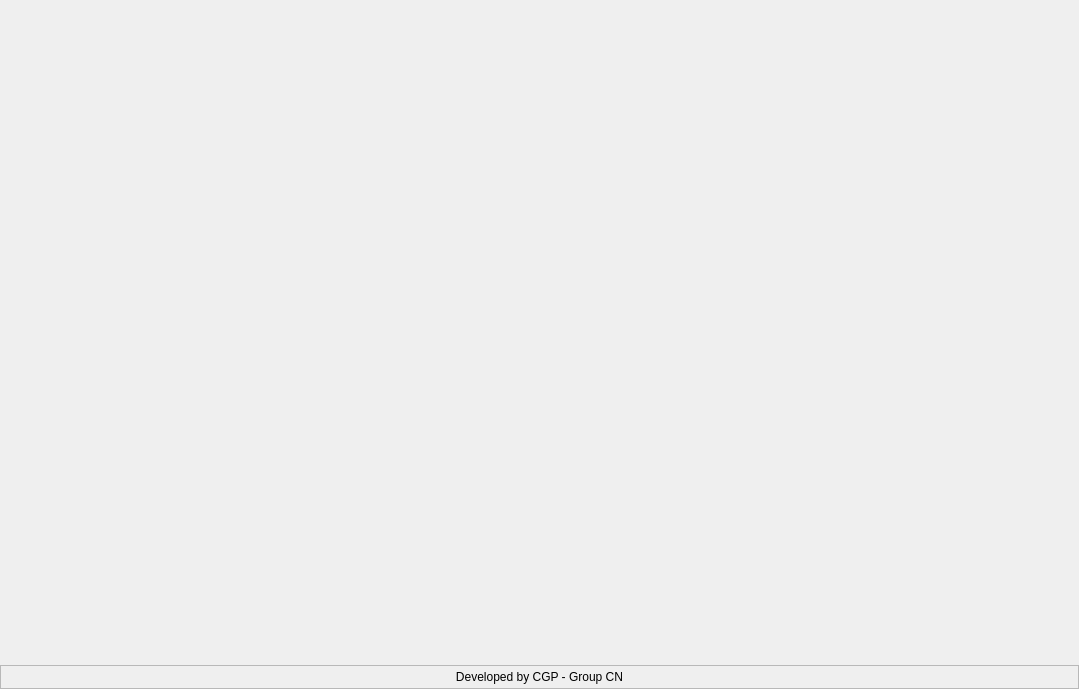
Before: the Qt Designer form config/ux.ui in upekshaip/medical-project-app, drawn with Qt 5.
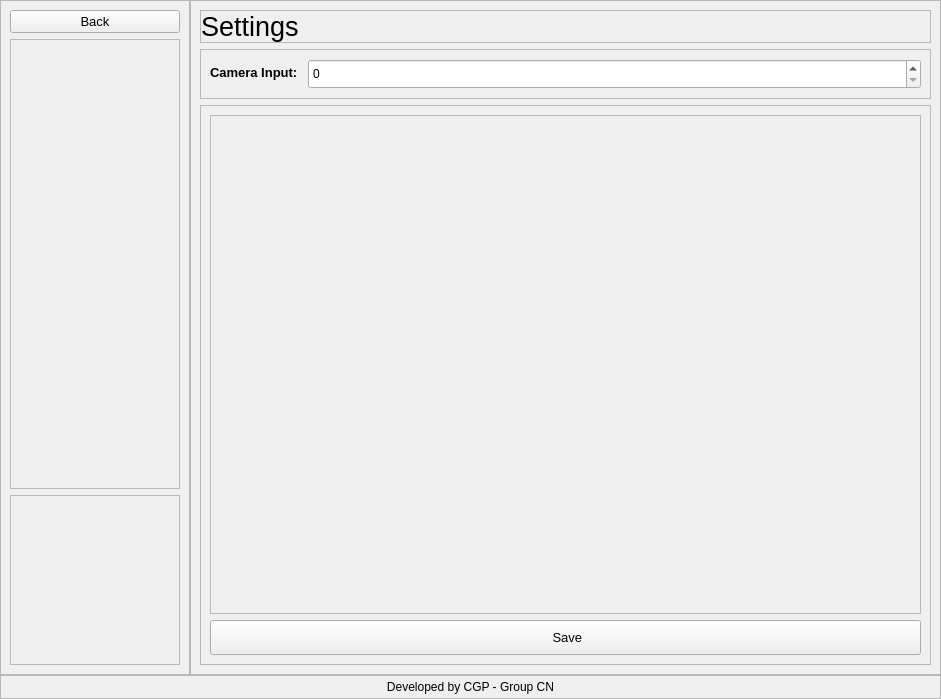
After: the same form once the commit is applied. The open tabs and pages were chosen to show the change. Icons and pictures are not drawn.

```diff
--- a/config/ux.ui
+++ b/config/ux.ui
@@ -6,8 +6,8 @@
    <rect>
     <x>0</x>
     <y>0</y>
-    <width>1079</width>
-    <height>675</height>
+    <width>941</width>
+    <height>699</height>
    </rect>
   </property>
   <property name="windowTitle">
@@ -52,7 +52,7 @@
 background-color: white;
 }
 
-#side_menu {
+#side_menu, #side_menu_settings {
 background-color: #e3cfff;
 }
 #login_frame {
@@ -116,7 +116,8 @@
 #menu_history,
 #menu_profile,
 #menu_logout,
-#menu_settings {
+#menu_settings,
+#back_btn {
   background-color: #0040ff;
   border: 2px solid #0040ff;
   color: white;
@@ -131,7 +132,8 @@
 #menu_tch:hover,
 #menu_cls:hover,
 #menu_logout:hover,
-#settings_btn:hover {
+#settings_btn:hover,
+#back_btn:hover {
   background-color: #0030bf;
   border: 2px solid #0030bf;
   color: white;
@@ -3266,7 +3268,264 @@
         </item>
        </layout>
       </widget>
-      <widget class="QWidget" name="settings_page"/>
+      <widget class="QWidget" name="settings_page">
+       <layout class="QHBoxLayout" name="horizontalLayout_16" stretch="1,5">
+        <property name="spacing">
+         <number>0</number>
+        </property>
+        <property name="leftMargin">
+         <number>0</number>
+        </property>
+        <property name="topMargin">
+         <number>0</number>
+        </property>
+        <property name="rightMargin">
+         <number>0</number>
+        </property>
+        <property name="bottomMargin">
+         <number>0</number>
+        </property>
+        <item>
+         <widget class="QFrame" name="side_menu_settings">
+          <property name="frameShape">
+           <enum>QFrame::StyledPanel</enum>
+          </property>
+          <property name="frameShadow">
+           <enum>QFrame::Raised</enum>
+          </property>
+          <layout class="QVBoxLayout" name="verticalLayout_17" stretch="0,1,0">
+           <item>
+            <widget class="QPushButton" name="back_btn">
+             <property name="font">
+              <font>
+               <pointsize>10</pointsize>
+              </font>
+             </property>
+             <property name="text">
+              <string>Back</string>
+             </property>
+             <property name="icon">
+              <iconset>
+               <normaloff>icons/back.png</normaloff>icons/back.png</iconset>
+             </property>
+             <property name="iconSize">
+              <size>
+               <width>25</width>
+               <height>25</height>
+              </size>
+             </property>
+            </widget>
+           </item>
+           <item>
+            <widget class="QFrame" name="frame_30">
+             <property name="frameShape">
+              <enum>QFrame::StyledPanel</enum>
+             </property>
+             <property name="frameShadow">
+              <enum>QFrame::Raised</enum>
+             </property>
+            </widget>
+           </item>
+           <item>
+            <widget class="QFrame" name="frame_34">
+             <property name="frameShape">
+              <enum>QFrame::StyledPanel</enum>
+             </property>
+             <property name="frameShadow">
+              <enum>QFrame::Raised</enum>
+             </property>
+             <layout class="QHBoxLayout" name="horizontalLayout_18">
+              <item>
+               <widget class="QLabel" name="label_121">
+                <property name="minimumSize">
+                 <size>
+                  <width>150</width>
+                  <height>150</height>
+                 </size>
+                </property>
+                <property name="maximumSize">
+                 <size>
+                  <width>150</width>
+                  <height>150</height>
+                 </size>
+                </property>
+                <property name="autoFillBackground">
+                 <bool>false</bool>
+                </property>
+                <property name="text">
+                 <string/>
+                </property>
+                <property name="pixmap">
+                 <pixmap>logo.png</pixmap>
+                </property>
+                <property name="scaledContents">
+                 <bool>true</bool>
+                </property>
+                <property name="alignment">
+                 <set>Qt::AlignCenter</set>
+                </property>
+                <property name="wordWrap">
+                 <bool>false</bool>
+                </property>
+                <property name="openExternalLinks">
+                 <bool>false</bool>
+                </property>
+               </widget>
+              </item>
+             </layout>
+            </widget>
+           </item>
+          </layout>
+         </widget>
+        </item>
+        <item>
+         <widget class="QFrame" name="frame_4">
+          <property name="frameShape">
+           <enum>QFrame::StyledPanel</enum>
+          </property>
+          <property name="frameShadow">
+           <enum>QFrame::Raised</enum>
+          </property>
+          <layout class="QVBoxLayout" name="verticalLayout_18" stretch="0,0,1">
+           <item>
+            <widget class="QFrame" name="frame_31">
+             <property name="frameShape">
+              <enum>QFrame::StyledPanel</enum>
+             </property>
+             <property name="frameShadow">
+              <enum>QFrame::Raised</enum>
+             </property>
+             <layout class="QHBoxLayout" name="horizontalLayout_17">
+              <property name="spacing">
+               <number>4</number>
+              </property>
+              <property name="leftMargin">
+               <number>0</number>
+              </property>
+              <property name="topMargin">
+               <number>0</number>
+              </property>
+              <property name="rightMargin">
+               <number>0</number>
+              </property>
+              <property name="bottomMargin">
+               <number>0</number>
+              </property>
+              <item>
+               <widget class="QLabel" name="label_42">
+                <property name="font">
+                 <font>
+                  <family>Arial</family>
+                  <pointsize>20</pointsize>
+                 </font>
+                </property>
+                <property name="text">
+                 <string>Settings</string>
+                </property>
+               </widget>
+              </item>
+             </layout>
+            </widget>
+           </item>
+           <item>
+            <widget class="QFrame" name="frame_5">
+             <property name="frameShape">
+              <enum>QFrame::StyledPanel</enum>
+             </property>
+             <property name="frameShadow">
+              <enum>QFrame::Raised</enum>
+             </property>
+             <layout class="QFormLayout" name="formLayout_4">
+              <property name="horizontalSpacing">
+               <number>10</number>
+              </property>
+              <item row="0" column="0">
+               <widget class="QLabel" name="label_45">
+                <property name="font">
+                 <font>
+                  <family>Arial</family>
+                  <pointsize>10</pointsize>
+                  <weight>75</weight>
+                  <bold>true</bold>
+                 </font>
+                </property>
+                <property name="text">
+                 <string>Camera Input:</string>
+                </property>
+               </widget>
+              </item>
+              <item row="0" column="1">
+               <widget class="QSpinBox" name="cam_input">
+                <property name="minimumSize">
+                 <size>
+                  <width>0</width>
+                  <height>30</height>
+                 </size>
+                </property>
+               </widget>
+              </item>
+             </layout>
+            </widget>
+           </item>
+           <item>
+            <widget class="QFrame" name="frame_32">
+             <property name="layoutDirection">
+              <enum>Qt::LeftToRight</enum>
+             </property>
+             <property name="frameShape">
+              <enum>QFrame::StyledPanel</enum>
+             </property>
+             <property name="frameShadow">
+              <enum>QFrame::Raised</enum>
+             </property>
+             <layout class="QVBoxLayout" name="verticalLayout_19">
+              <item>
+               <widget class="QFrame" name="frame_33">
+                <property name="frameShape">
+                 <enum>QFrame::StyledPanel</enum>
+                </property>
+                <property name="frameShadow">
+                 <enum>QFrame::Raised</enum>
+                </property>
+               </widget>
+              </item>
+              <item>
+               <widget class="QPushButton" name="settings_save_btn">
+                <property name="minimumSize">
+                 <size>
+                  <width>0</width>
+                  <height>35</height>
+                 </size>
+                </property>
+                <property name="font">
+                 <font>
+                  <family>Arial</family>
+                  <pointsize>10</pointsize>
+                 </font>
+                </property>
+                <property name="text">
+                 <string> Save</string>
+                </property>
+                <property name="icon">
+                 <iconset>
+                  <normaloff>icons/save.png</normaloff>icons/save.png</iconset>
+                </property>
+                <property name="iconSize">
+                 <size>
+                  <width>25</width>
+                  <height>25</height>
+                 </size>
+                </property>
+               </widget>
+              </item>
+             </layout>
+            </widget>
+           </item>
+          </layout>
+         </widget>
+        </item>
+       </layout>
+      </widget>
      </widget>
     </item>
     <item>
```
Left out of the diff: 6 changed lines with no effect on the pictures.
